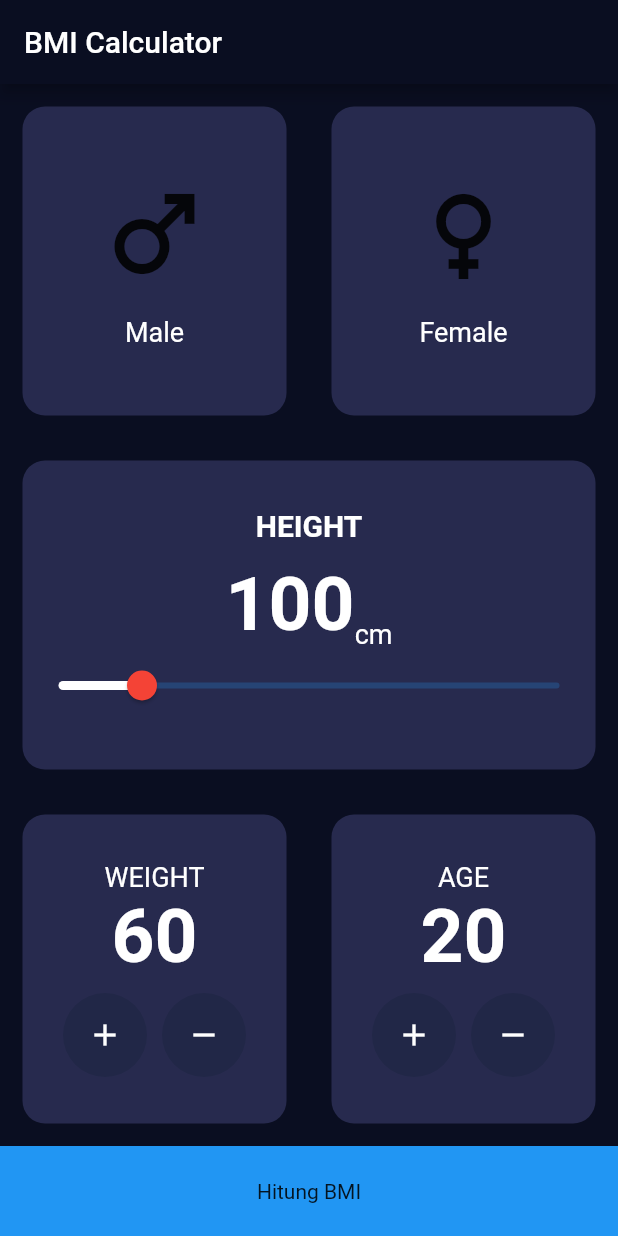
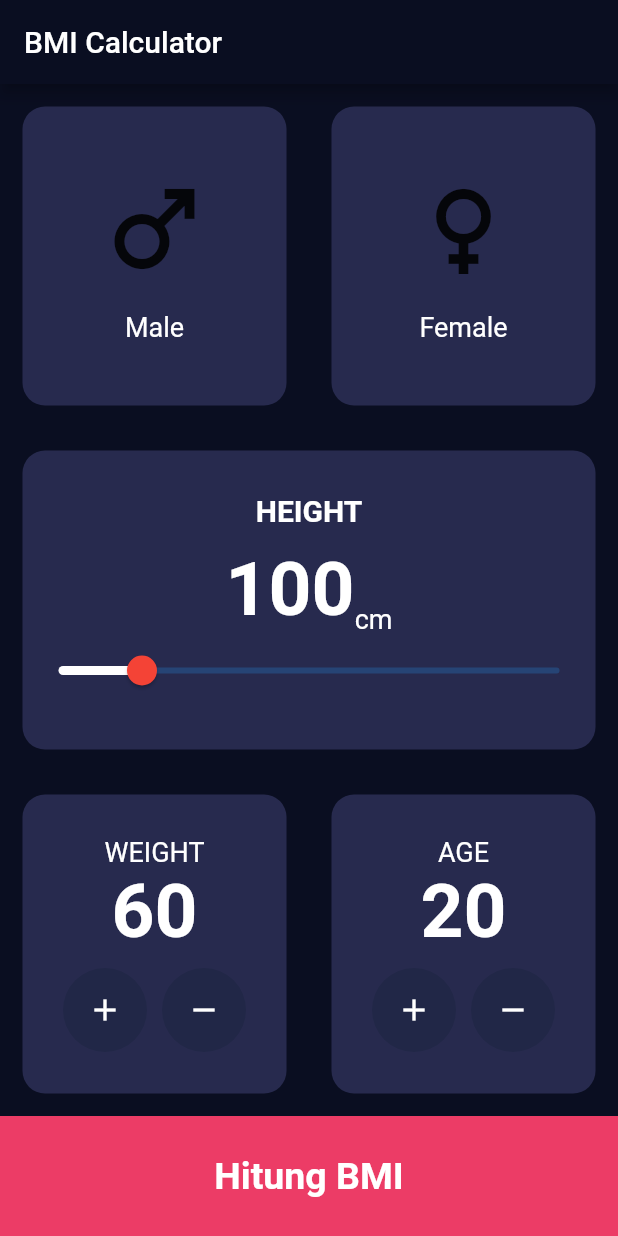
Before and after one commit to hamamulwidya/bmi, a Flutter app: the screen it shows after launch, on a phone screen of 412 x 824 dp. Run offline on Flutter 3.47's test engine with Material 2 defaults, Android fonts, the phone set to English and light mode, and no system bars.

Commit message:
ui tombol hitung

```diff
--- a/lib/views/bmi_data_screen.dart
+++ b/lib/views/bmi_data_screen.dart
@@ -209,9 +209,17 @@ class _BmiDataScreenState extends State<BmiDataScreen> {
               );
             },
             child: Container(
-              height: 60,
-              color: Colors.blue,
-              child: Center(child: Text("Hitung BMI")),
+              height: 80,
+              color: Color(0xffEC3C66),
+              child: Center(
+                child: Text(
+                  "Hitung BMI",
+                  style: TextStyle(
+                      fontSize: 25,
+                      fontWeight: FontWeight.bold,
+                      color: Colors.white),
+                ),
+              ),
             ),
           ),
         ],
```
